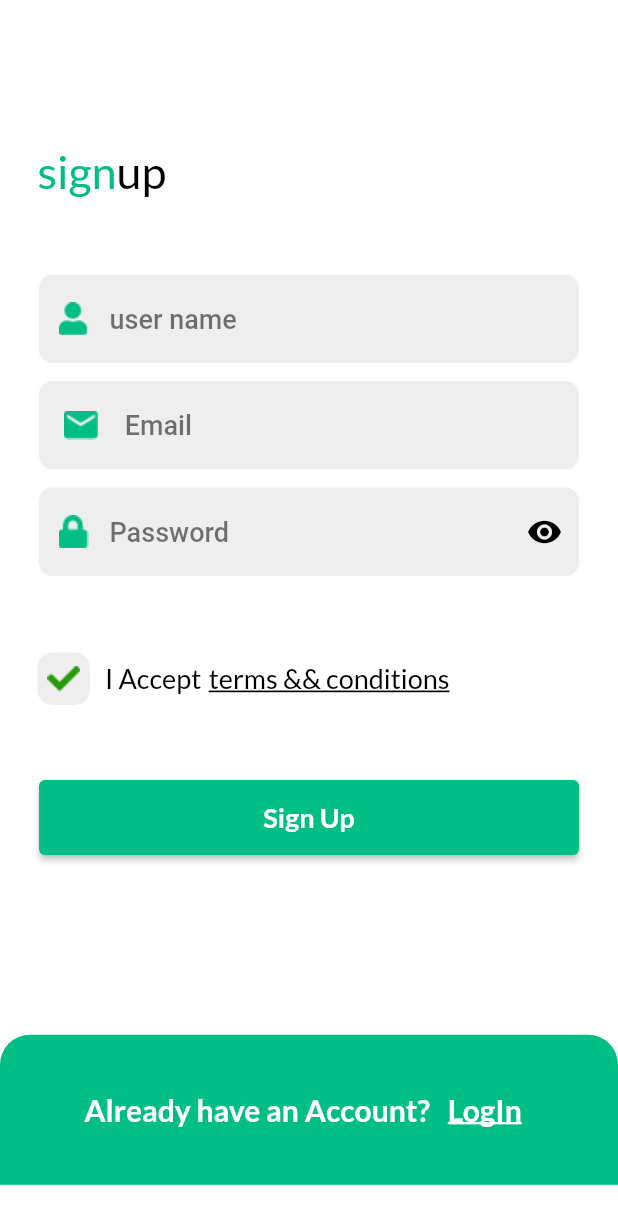
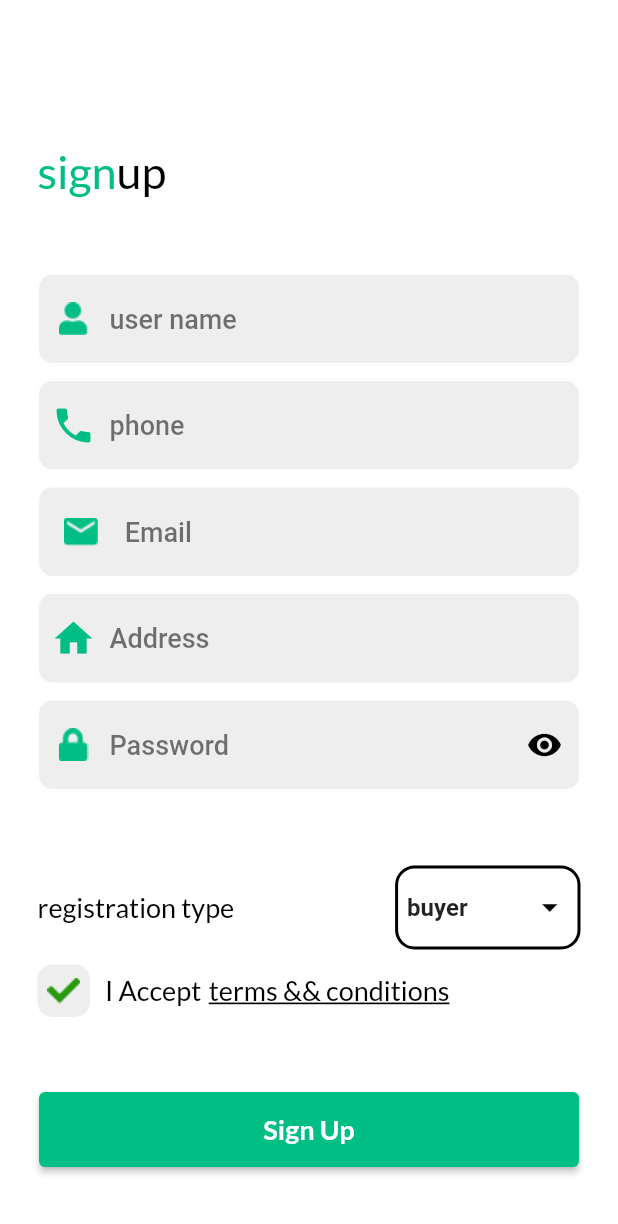
Before and after one commit to HeshamAli5225/ICHO_SHOP, a Flutter app: the SignUpScreen screen opened by its route, on a phone screen of 412 x 824 dp. Shown: the top 1224 px of the screen. Run offline on Flutter 3.47's test engine with Material 2 defaults, Android fonts, the phone set to English and light mode, and no system bars; our stand-ins replace badges, carousel_slider, easy_localization, firebase_auth, firebase_core, flutter_phoenix and 7 more; missing offline and left inert: flutter_facebook_auth, flutter_stripe; accounts and stored records are empty; network calls fail.

Commit message:
initial register update

```diff
--- a/lib/logic/controllers/auth_controller.dart
+++ b/lib/logic/controllers/auth_controller.dart
@@ -1,9 +1,11 @@
 import 'package:firebase_auth/firebase_auth.dart';
+import 'package:firebase_core/firebase_core.dart';
 import 'package:flutter/material.dart';
 import 'package:flutter_facebook_auth/flutter_facebook_auth.dart';
 import 'package:get/get.dart';
 import 'package:google_sign_in/google_sign_in.dart';
 import 'package:shop/model/facebook_model.dart';
+import 'package:shop/model/user_model.dart';
 import 'package:shop/routes/routes.dart';
 import 'package:get_storage/get_storage.dart';
 
@@ -80,6 +82,26 @@ class AuthController extends GetxController{
     }
     //////////
   }
+
+  void createUserInFirestore({
+    required String name,
+    required String phone,
+    required String email,
+    required String address,
+    required String uId,
+    required String type,
+    required String password,
+  })async{
+    UserModel model=UserModel(id: uId, name: name, email: email, phone: phone, address: address, type: type);
+    try{
+    catch(error){
+      print('error in create user');
+      print('*$error*');
+
+    }
+
+  }
+
   void logInUsingFirebase({required String email,
     required String password,})async{
     try {
@@ -186,14 +208,16 @@ class AuthController extends GetxController{
   void signOut()async{
     try{
      await auth.signOut();
-     try{await googleSignIn.signOut();}catch(e){}
-     await FacebookAuth.instance.logOut();
+     print('log out here 1');
+     // try{await googleSignIn.signOut();}catch(e){}
+     // try{await FacebookAuth.instance.logOut();}catch(e){}
+
+
      displayUserName='';
      displayUserPhoto='';
      isSignIn=false;
      authBox.remove('auth');
      update();
-
      Get.offNamed(Routes.LoginScreen);
     }
     catch(e){
--- /dev/null
+++ b/lib/model/user_model.dart
@@ -0,0 +1,47 @@
+
+class UserModel{
+
+  late String id;
+  late String name;
+  late String email;
+  late String phone;
+  late String address;
+  late String type;
+  String ? image;
+
+
+  UserModel({
+    required this.id,
+    required this.name,
+    required this.email,
+    required this.phone,
+    required this.address,
+    required this.type,
+    this.image,
+
+  });
+
+  UserModel.fromJson(Map<String,dynamic> json){
+    id=json['id'];
+    name = json['name'];
+    email = json['email'];
+    phone = json['phone'];
+
+    address = json['address'];
+    type = json['type'];
+    image = json['image'];
+
+  }
+
+  Map<String,dynamic> toMap(){
+    return {
+      'id':id,
+      'name':name,
+      'email':email,
+      'phone':phone,
+      'address':address,
+      'type':type,
+      'image':image,
+    };
+  }
+}
--- a/lib/utils/my_string.dart
+++ b/lib/utils/my_string.dart
@@ -125,6 +125,9 @@ class StringManger {
 
   static const String sureLogOut = "sureLogOut";
 
+  static const String buyer='buyer';
+  static const String seller='seller';
+
 // static const String or                 = "Or";
 // static const String or                 = "Or";
 // static const String or                 = "Or";
--- a/lib/veiw/screens/auth/forget_password_screen.dart
+++ b/lib/veiw/screens/auth/forget_password_screen.dart
@@ -9,6 +9,8 @@ import 'package:easy_localization/easy_localization.dart';
 
 class ForgetPasswordScreen extends StatelessWidget {
   final formKey = GlobalKey<FormState>();
+  //final controller = Get.find<AuthController>();
+
   final controller = Get.find<AuthController>();
   final TextEditingController emailController = TextEditingController();
 
--- a/lib/veiw/screens/auth/signup_screen.dart
+++ b/lib/veiw/screens/auth/signup_screen.dart
@@ -7,21 +7,45 @@ import 'package:shop/routes/routes.dart';
 import 'package:shop/utils/my_string.dart';
 import 'package:shop/veiw/widgets/auth/auth_button.dart';
 import 'package:shop/veiw/widgets/auth/container_under.dart';
-
+import 'package:shop/utils/my_string.dart';
 import '../../../utils/theme.dart';
 import '../../widgets/auth/auth_text_form_field.dart';
 import '../../widgets/auth/check_widget.dart';
 import '../../widgets/text_utils.dart';
+import '';
 
-class SignUpScreen extends StatelessWidget {
+class SignUpScreen extends StatefulWidget {
+  @override
+  State<SignUpScreen> createState() => _SignUpScreenState();
+}
+
+class _SignUpScreenState extends State<SignUpScreen> {
   final TextEditingController nameController = TextEditingController();
+
+  final TextEditingController phoneController = TextEditingController();
+
   final TextEditingController emailController = TextEditingController();
+
+  final TextEditingController addressController = TextEditingController();
+
   final TextEditingController passwordController = TextEditingController();
+
   final controller = Get.find<AuthController>();
+
   final formKey = GlobalKey<FormState>();
 
+  final appBar=AppBar(
+    backgroundColor: Get.isDarkMode ? darkGreyClr :Colors.white ,
+    elevation: 0,
+  );
+  var registerType=StringManger.buyer;
   @override
   Widget build(BuildContext context) {
+    final appBarHeight=appBar.preferredSize.height;
+    final statusBarHeight=MediaQuery.of(context).padding.top;
+    final screenHeight=MediaQuery.of(context).size.height-appBarHeight-statusBarHeight;
+    final screenWidth=MediaQuery.of(context).size.width;
+
     return SafeArea(
       child: Scaffold(
         appBar: AppBar(
@@ -32,10 +56,7 @@ class SignUpScreen extends StatelessWidget {
         body: SingleChildScrollView(
           child: Column(
             children: [
-              Container(
-                width: double.infinity,
-                height: MediaQuery.of(context).size.height / 1.3,
-                child: Padding(
+              Padding(
                 padding: EdgeInsets.only(left: 25, right: 25, top: 40),
                 child: Form(
                   key: formKey,
@@ -91,6 +112,34 @@ class SignUpScreen extends StatelessWidget {
                         height: 10,
                       ),
                       AuthTextFormField(
+                        controller: phoneController,
+                        keyboardType: TextInputType.phone,
+                        obsecureText: false,
+                        validator: (value) {
+                          // if (! value.toString().isPhoneNumber ) {
+                          //   return tr(StringManger.validName);
+                          // } else {
+                          //   return null;
+                          // }
+                        },
+                        prefixIcon: Get.isDarkMode
+                            ? Icon(
+                          Icons.phone,
+                          size: 30,
+                          color: pinkClr,
+                        )
+                            : Icon(
+                          Icons.phone,
+                          size: 30,
+                          color: mainColor,
+                        ), hintText: 'phone',
+                        //suffixIcon: Icon(Icons.remove_red_eye),
+                        //hintText: tr(StringManger.userName),
+                      ),
+                      SizedBox(
+                        height: 10,
+                      ),
+                      AuthTextFormField(
                         controller: emailController,
                         keyboardType: TextInputType.emailAddress,
                         validator: (value) {
@@ -111,6 +160,37 @@ class SignUpScreen extends StatelessWidget {
                         //suffixIcon: Icon(Icons.remove_red_eye),
                         hintText: tr(StringManger.email),
                       ),
+
+                      SizedBox(
+                        height: 10,
+                      ),
+                      AuthTextFormField(
+                        controller: addressController,
+                        keyboardType: TextInputType.text,
+                        validator: (value) {
+                          // if (!RegExp(StringManger.validationEmail)
+                          //     .hasMatch(value)) {
+                          //   return tr(StringManger.validEmail);
+                          // } else {
+                          //   return null;
+                          // }
+                        },
+                        prefixIcon: Get.isDarkMode
+                            ? Icon(
+                          Icons.home,
+                          size: 30,
+                          color: pinkClr,
+                        )
+                            : Icon(
+                          Icons.home,
+                          size: 30,
+                          color: mainColor,
+                        ),
+                        //suffixIcon: Icon(Icons.remove_red_eye),
+                        hintText: 'Address',
+                        //hintText: tr(StringManger.email),
+                      ),
+
                       SizedBox(
                         height: 10,
                       ),
@@ -154,11 +234,50 @@ class SignUpScreen extends StatelessWidget {
                       SizedBox(
                         height: 50,
                       ),
+                      Row(
+                        children: [
+                          TextUtils(text: 'registration type', color: Colors.black, fontSize: 18, fontWeight: FontWeight.w500),
+                          Spacer(),
+                          Container(
+                            width: screenWidth*0.3,
+                            padding: EdgeInsets.symmetric(horizontal: 6, vertical: 2),
+                            decoration: BoxDecoration(
+                              borderRadius: BorderRadius.circular(13),
+                              border: Border.all(
+                                  color: Get.isDarkMode ? Colors.white : Colors.black,
+                                  width: 2),
+                            ),
+                            child: DropdownButtonHideUnderline(
+                              child: DropdownButton<String>(
+                                iconSize: 25,
+                                icon: Icon(Icons.arrow_drop_down,
+                                  color:Get.isDarkMode? Colors.white:Colors.black,
+                                ),
+                                value: registerType,
+                                items: [
+                                  DropdownMenuItem(child: Text('buyer',style: TextStyle(fontSize: 16,
+                                      fontWeight: FontWeight.bold
+                                  ),),value: StringManger.buyer,),
+                                  DropdownMenuItem(child: Text('seller',style: TextStyle(fontSize: 16,
+                                      fontWeight: FontWeight.bold
+                                  ),),value: StringManger.seller,),
+                                ],
+                                onChanged: (value){
+                                  setState(() {
+                                    print(value);
+                                    registerType=value!;
+                                  });
+
+                                },
+                              ),
+                            ),
+                          ),
+                        ],
+                      ),
+                      SizedBox(height: 10,),
                       CheckWidget(),
+                      SizedBox(height: 50,),
                       //Checkbox(value: false, onChanged: (x){})
-                        SizedBox(
-                          height: 50,
-                        ),
                       GetBuilder<AuthController>(
                           init: AuthController(),
                           builder: (x) {
@@ -189,6 +308,8 @@ class SignUpScreen extends StatelessWidget {
                   ),
                 ),
               ),
+              SizedBox(
+                height: 50,
               ),
               ContainerUnder(
                   text: tr(StringManger.haveAccount),
--- a/lib/veiw/screens/home_screen.dart
+++ b/lib/veiw/screens/home_screen.dart
@@ -9,8 +9,11 @@ import 'package:shop/veiw/widgets/text_utils.dart';
 import '../../utils/my_string.dart';
 
 class HomeScreen extends StatelessWidget {
+
   @override
   Widget build(BuildContext context) {
+    var height=MediaQuery.of(context).size.height;
+    var width=MediaQuery.of(context).size.width;
     return SafeArea(
         child: Scaffold(
       backgroundColor: context.theme.backgroundColor,
@@ -19,7 +22,7 @@ class HomeScreen extends StatelessWidget {
         children: [
           Container(
             width: double.infinity,
-            height: 180,
+            height: height*0.3,
             decoration: BoxDecoration(
                 color: Get.isDarkMode ? darkGreyClr : mainColor,
                 borderRadius: BorderRadius.only(
@@ -48,7 +51,7 @@ class HomeScreen extends StatelessWidget {
                   SizedBox(
                     height: 20,
                   ),
-                  SearchFormText(),
+                  Expanded(child: SearchFormText()),
                 ],
               ),
             ),
```
Also changed, not shown: pubspec.lock. Lines whose indentation alone changed are shown as unchanged.
